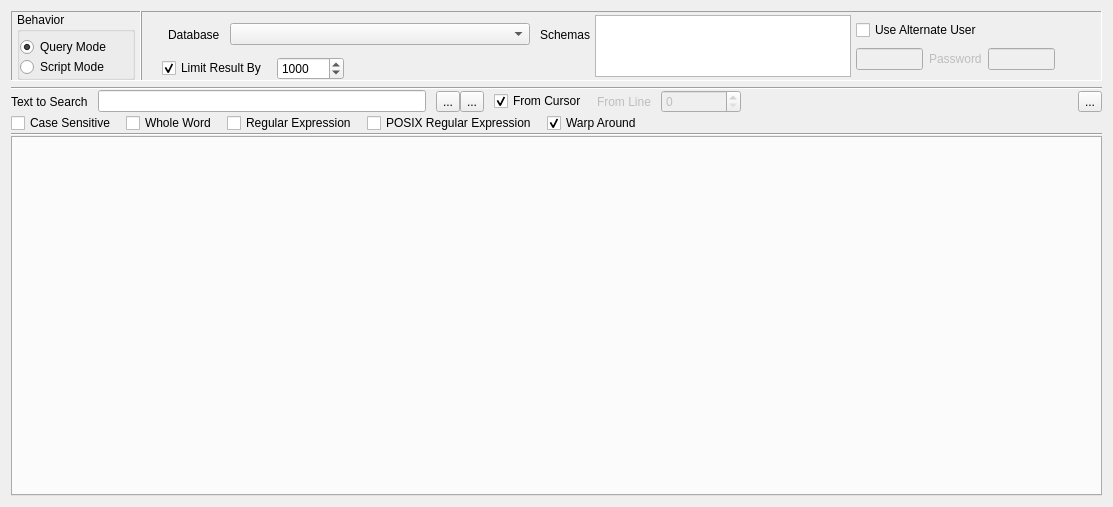
Qt form GUI/pgdbatool/sqltool.ui (marcotcal/PG-DBA-Tools) before a commit.
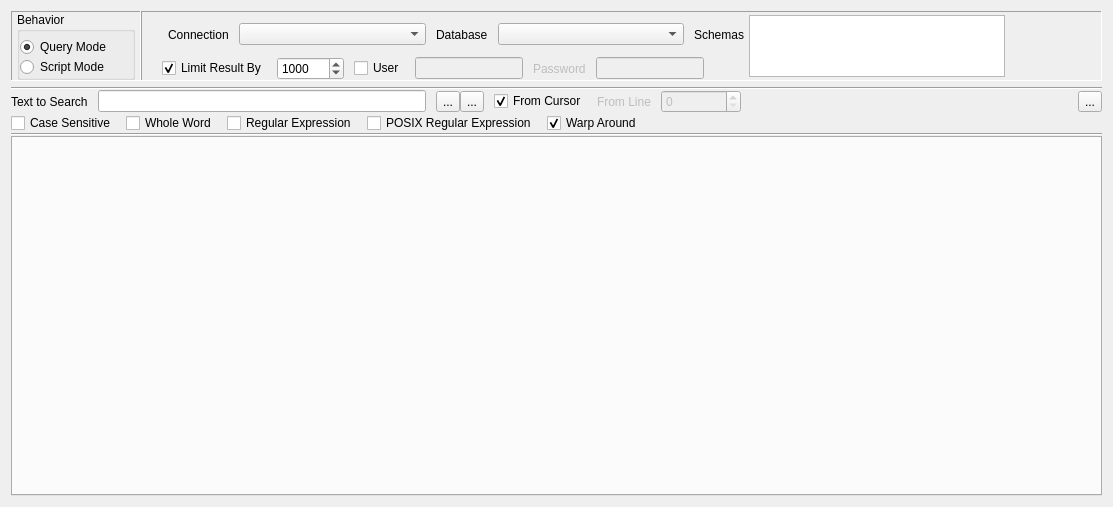
The same form after that commit. Icons and pictures are not drawn.

```diff
--- a/GUI/pgdbatool/sqltool.ui
+++ b/GUI/pgdbatool/sqltool.ui
@@ -169,7 +169,7 @@
             <number>5</number>
            </property>
            <item>
-            <layout class="QHBoxLayout" name="horizontalLayout_6" stretch="0,0,0">
+            <layout class="QHBoxLayout" name="horizontalLayout_6" stretch="0,1,0,1,0">
              <property name="spacing">
               <number>10</number>
              </property>
@@ -179,6 +179,23 @@
              <property name="topMargin">
               <number>0</number>
              </property>
+             <item>
+              <widget class="QLabel" name="label_4">
+               <property name="text">
+                <string>Connection</string>
+               </property>
+              </widget>
+             </item>
+             <item>
+              <widget class="QComboBox" name="connection_list">
+               <property name="sizePolicy">
+                <sizepolicy hsizetype="Expanding" vsizetype="Fixed">
+                 <horstretch>0</horstretch>
+                 <verstretch>0</verstretch>
+                </sizepolicy>
+               </property>
+              </widget>
+             </item>
              <item>
               <widget class="QLabel" name="label">
                <property name="text">
@@ -187,19 +204,13 @@
               </widget>
              </item>
              <item>
-              <widget class="QComboBox" name="connection_list">
+              <widget class="QComboBox" name="database_list">
                <property name="sizePolicy">
                 <sizepolicy hsizetype="Expanding" vsizetype="Fixed">
                  <horstretch>0</horstretch>
                  <verstretch>0</verstretch>
                 </sizepolicy>
                </property>
-               <property name="minimumSize">
-                <size>
-                 <width>300</width>
-                 <height>0</height>
-                </size>
-               </property>
               </widget>
              </item>
              <item>
@@ -215,7 +226,7 @@
             </layout>
            </item>
            <item>
-            <layout class="QHBoxLayout" name="horizontalLayout_5" stretch="0,0,0">
+            <layout class="QHBoxLayout" name="horizontalLayout_5" stretch="0,0,0,0,0,0,0">
              <property name="spacing">
               <number>10</number>
              </property>
@@ -254,6 +265,55 @@
                </property>
               </widget>
              </item>
+             <item>
+              <widget class="QCheckBox" name="ck_use_alternate_user">
+               <property name="text">
+                <string>User</string>
+               </property>
+              </widget>
+             </item>
+             <item>
+              <widget class="QLineEdit" name="ed_user">
+               <property name="enabled">
+                <bool>false</bool>
+               </property>
+               <property name="maximumSize">
+                <size>
+                 <width>150</width>
+                 <height>16777215</height>
+                </size>
+               </property>
+              </widget>
+             </item>
+             <item>
+              <widget class="QLabel" name="lb_password">
+               <property name="enabled">
+                <bool>false</bool>
+               </property>
+               <property name="text">
+                <string>Password</string>
+               </property>
+               <property name="buddy">
+                <cstring></cstring>
+               </property>
+              </widget>
+             </item>
+             <item>
+              <widget class="QLineEdit" name="ed_password">
+               <property name="enabled">
+                <bool>false</bool>
+               </property>
+               <property name="maximumSize">
+                <size>
+                 <width>150</width>
+                 <height>16777215</height>
+                </size>
+               </property>
+               <property name="echoMode">
+                <enum>QLineEdit::Password</enum>
+               </property>
+              </widget>
+             </item>
              <item>
               <spacer name="horizontalSpacer_4">
                <property name="orientation">
@@ -314,13 +374,6 @@
            <property name="rightMargin">
             <number>10</number>
            </property>
-           <item>
-            <widget class="QCheckBox" name="ck_use_alternate_user">
-             <property name="text">
-              <string>Use Alternate User</string>
-             </property>
-            </widget>
-           </item>
            <item>
             <layout class="QHBoxLayout" name="horizontalLayout_4">
              <property name="spacing">
@@ -332,48 +385,6 @@
              <property name="rightMargin">
               <number>0</number>
              </property>
-             <item>
-              <widget class="QLineEdit" name="ed_user">
-               <property name="enabled">
-                <bool>false</bool>
-               </property>
-               <property name="maximumSize">
-                <size>
-                 <width>150</width>
-                 <height>16777215</height>
-                </size>
-               </property>
-              </widget>
-             </item>
-             <item>
-              <widget class="QLabel" name="lb_password">
-               <property name="enabled">
-                <bool>false</bool>
-               </property>
-               <property name="text">
-                <string>Password</string>
-               </property>
-               <property name="buddy">
-                <cstring></cstring>
-               </property>
-              </widget>
-             </item>
-             <item>
-              <widget class="QLineEdit" name="ed_password">
-               <property name="enabled">
-                <bool>false</bool>
-               </property>
-               <property name="maximumSize">
-                <size>
-                 <width>150</width>
-                 <height>16777215</height>
-                </size>
-               </property>
-               <property name="echoMode">
-                <enum>QLineEdit::Password</enum>
-               </property>
-              </widget>
-             </item>
              <item>
               <spacer name="horizontalSpacer">
                <property name="orientation">
```
